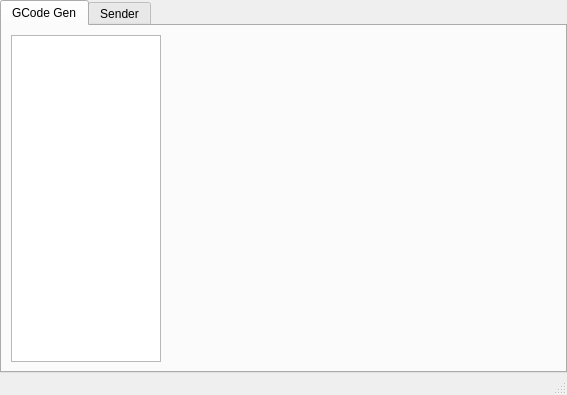
Qt form UI/main_window.ui (RodrigoMacielGodoy/MultiFileLaserGcode) before a commit.
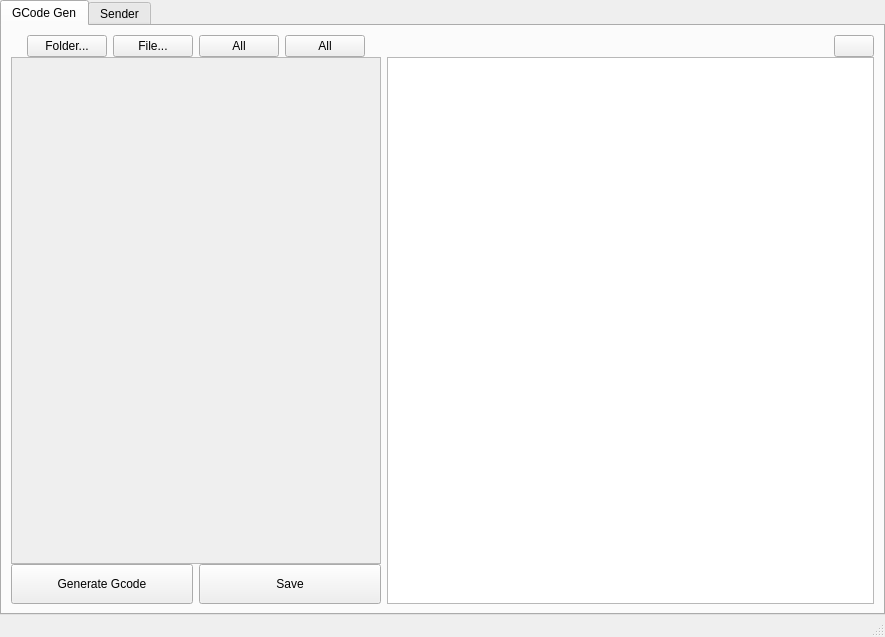
The same form after that commit. Icons and pictures are not drawn. Custom widgets are drawn as their Qt base class.

Diff of the .ui file:
```diff
--- a/UI/main_window.ui
+++ b/UI/main_window.ui
@@ -6,8 +6,8 @@
    <rect>
     <x>0</x>
     <y>0</y>
-    <width>567</width>
-    <height>395</height>
+    <width>885</width>
+    <height>637</height>
    </rect>
   </property>
   <property name="windowTitle">
@@ -36,22 +36,270 @@
        <attribute name="title">
         <string>GCode Gen</string>
        </attribute>
-       <layout class="QHBoxLayout" name="horizontalLayout">
-        <item>
-         <widget class="QListWidget" name="listWidget">
+       <layout class="QGridLayout" name="gridLayout">
+        <property name="verticalSpacing">
+         <number>0</number>
+        </property>
+        <item row="1" column="2" rowspan="2">
+         <widget class="GcodeVisualizer" name="graphicsView">
+          <property name="minimumSize">
+           <size>
+            <width>0</width>
+            <height>0</height>
+           </size>
+          </property>
+         </widget>
+        </item>
+        <item row="0" column="0" colspan="2">
+         <widget class="QFrame" name="frame">
           <property name="maximumSize">
            <size>
-            <width>150</width>
+            <width>370</width>
             <height>16777215</height>
            </size>
           </property>
-          <property name="acceptDrops">
+          <layout class="QHBoxLayout" name="horizontalLayout">
+           <property name="topMargin">
+            <number>0</number>
+           </property>
+           <property name="bottomMargin">
+            <number>0</number>
+           </property>
+           <item>
+            <spacer name="horizontalSpacer_3">
+             <property name="orientation">
+              <enum>Qt::Horizontal</enum>
+             </property>
+             <property name="sizeHint" stdset="0">
+              <size>
+               <width>40</width>
+               <height>20</height>
+              </size>
+             </property>
+            </spacer>
+           </item>
+           <item>
+            <widget class="QPushButton" name="bt_add_new_dir">
+             <property name="maximumSize">
+              <size>
+               <width>90</width>
+               <height>16777215</height>
+              </size>
+             </property>
+             <property name="text">
+              <string>Folder...</string>
+             </property>
+             <property name="icon">
+              <iconset resource="../Resources/icons.qrc">
+               <normaloff>:/icons/Media/Icons/folder-add-outline.svg</normaloff>:/icons/Media/Icons/folder-add-outline.svg</iconset>
+             </property>
+            </widget>
+           </item>
+           <item>
+            <widget class="QPushButton" name="bt_add_file">
+             <property name="maximumSize">
+              <size>
+               <width>90</width>
+               <height>16777215</height>
+              </size>
+             </property>
+             <property name="text">
+              <string>File...</string>
+             </property>
+             <property name="icon">
+              <iconset resource="../Resources/icons.qrc">
+               <normaloff>:/icons/Media/Icons/file-add-outline.svg</normaloff>:/icons/Media/Icons/file-add-outline.svg</iconset>
+             </property>
+            </widget>
+           </item>
+           <item>
+            <widget class="QPushButton" name="bt_hide_show_all">
+             <property name="maximumSize">
+              <size>
+               <width>90</width>
+               <height>16777215</height>
+              </size>
+             </property>
+             <property name="text">
+              <string>All</string>
+             </property>
+             <property name="icon">
+              <iconset resource="../Resources/icons.qrc">
+               <normaloff>:/icons/Media/Icons/eye-outline.svg</normaloff>:/icons/Media/Icons/eye-outline.svg</iconset>
+             </property>
+            </widget>
+           </item>
+           <item>
+            <widget class="QPushButton" name="bt_delete_all">
+             <property name="maximumSize">
+              <size>
+               <width>90</width>
+               <height>16777215</height>
+              </size>
+             </property>
+             <property name="text">
+              <string>All</string>
+             </property>
+             <property name="icon">
+              <iconset resource="../Resources/icons.qrc">
+               <normaloff>:/icons/Media/Icons/trash-2-outline.svg</normaloff>:/icons/Media/Icons/trash-2-outline.svg</iconset>
+             </property>
+            </widget>
+           </item>
+           <item>
+            <spacer name="horizontalSpacer_2">
+             <property name="orientation">
+              <enum>Qt::Horizontal</enum>
+             </property>
+             <property name="sizeHint" stdset="0">
+              <size>
+               <width>40</width>
+               <height>20</height>
+              </size>
+             </property>
+            </spacer>
+           </item>
+          </layout>
+         </widget>
+        </item>
+        <item row="0" column="2">
+         <layout class="QHBoxLayout" name="horizontalLayout_2" stretch="0,0">
+          <property name="spacing">
+           <number>0</number>
+          </property>
+          <property name="sizeConstraint">
+           <enum>QLayout::SetNoConstraint</enum>
+          </property>
+          <item>
+           <spacer name="horizontalSpacer">
+            <property name="orientation">
+             <enum>Qt::Horizontal</enum>
+            </property>
+            <property name="sizeHint" stdset="0">
+             <size>
+              <width>40</width>
+              <height>20</height>
+             </size>
+            </property>
+           </spacer>
+          </item>
+          <item>
+           <widget class="QPushButton" name="bt_reset_view">
+            <property name="text">
+             <string/>
+            </property>
+            <property name="icon">
+             <iconset resource="../Resources/icons.qrc">
+              <normaloff>:/icons/Media/Icons/home-outline.svg</normaloff>:/icons/Media/Icons/home-outline.svg</iconset>
+            </property>
+            <property name="iconSize">
+             <size>
+              <width>16</width>
+              <height>16</height>
+             </size>
+            </property>
+           </widget>
+          </item>
+         </layout>
+        </item>
+        <item row="1" column="0" colspan="2">
+         <widget class="QScrollArea" name="scrollArea">
+          <property name="sizePolicy">
+           <sizepolicy hsizetype="Fixed" vsizetype="Expanding">
+            <horstretch>0</horstretch>
+            <verstretch>0</verstretch>
+           </sizepolicy>
+          </property>
+          <property name="minimumSize">
+           <size>
+            <width>370</width>
+            <height>0</height>
+           </size>
+          </property>
+          <property name="maximumSize">
+           <size>
+            <width>370</width>
+            <height>16777215</height>
+           </size>
+          </property>
+          <property name="horizontalScrollBarPolicy">
+           <enum>Qt::ScrollBarAlwaysOff</enum>
+          </property>
+          <property name="sizeAdjustPolicy">
+           <enum>QAbstractScrollArea::AdjustToContents</enum>
+          </property>
+          <property name="widgetResizable">
            <bool>true</bool>
           </property>
+          <widget class="DropableListWidget" name="dropableListWidget">
+           <property name="geometry">
+            <rect>
+             <x>0</x>
+             <y>0</y>
+             <width>368</width>
+             <height>461</height>
+            </rect>
+           </property>
+           <layout class="QVBoxLayout" name="verticalLayout_2">
+            <property name="leftMargin">
+             <number>5</number>
+            </property>
+            <property name="rightMargin">
+             <number>5</number>
+            </property>
+            <property name="bottomMargin">
+             <number>12</number>
+            </property>
+            <item>
+             <spacer name="verticalSpacer">
+              <property name="orientation">
+               <enum>Qt::Vertical</enum>
+              </property>
+              <property name="sizeHint" stdset="0">
+               <size>
+                <width>20</width>
+                <height>154</height>
+               </size>
+              </property>
+             </spacer>
+            </item>
+           </layout>
+          </widget>
          </widget>
         </item>
-        <item>
-         <widget class="QWidget" name="widget" native="true"/>
+        <item row="2" column="0">
+         <widget class="QPushButton" name="bt_generate_gcode">
+          <property name="minimumSize">
+           <size>
+            <width>0</width>
+            <height>40</height>
+           </size>
+          </property>
+          <property name="text">
+           <string>Generate Gcode</string>
+          </property>
+          <property name="icon">
+           <iconset resource="../Resources/icons.qrc">
+            <normaloff>:/icons/Media/Icons/arrow-down-outline.svg</normaloff>:/icons/Media/Icons/arrow-down-outline.svg</iconset>
+          </property>
+         </widget>
+        </item>
+        <item row="2" column="1">
+         <widget class="QPushButton" name="bt_save_gcode">
+          <property name="minimumSize">
+           <size>
+            <width>0</width>
+            <height>40</height>
+           </size>
+          </property>
+          <property name="text">
+           <string>Save</string>
+          </property>
+          <property name="icon">
+           <iconset resource="../Resources/icons.qrc">
+            <normaloff>:/icons/Media/Icons/download-outline.svg</normaloff>:/icons/Media/Icons/download-outline.svg</iconset>
+          </property>
+         </widget>
         </item>
        </layout>
       </widget>
@@ -76,6 +324,21 @@
   </widget>
   <widget class="QStatusBar" name="statusbar"/>
  </widget>
- <resources/>
+ <customwidgets>
+  <customwidget>
+   <class>GcodeVisualizer</class>
+   <extends>QGraphicsView</extends>
+   <header>gcode_visualizer</header>
+  </customwidget>
+  <customwidget>
+   <class>DropableListWidget</class>
+   <extends>QWidget</extends>
+   <header>dropable_list</header>
+   <container>1</container>
+  </customwidget>
+ </customwidgets>
+ <resources>
+  <include location="../Resources/icons.qrc"/>
+ </resources>
  <connections/>
 </ui>
```
Left out of the diff: 2 changed lines with no effect on the pictures.
